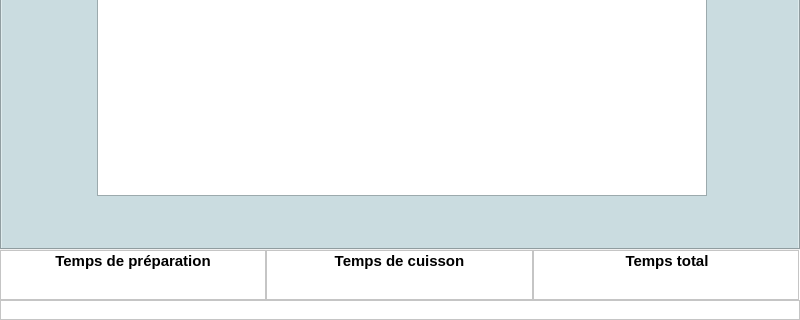
This is LecteurRecette/presentation.ui in Azarote/ProjetIHMDutSem2 as Qt 5 draws it before an edit; both pictures show x 0 to 800 and y 280 to 600 of the 800 by 600 pixel window. The edited form follows.
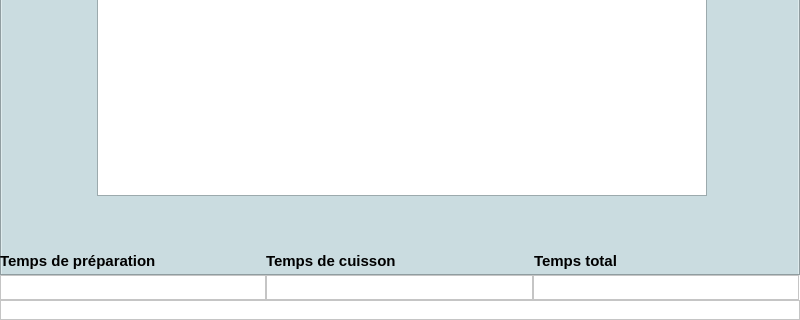
This is the edited form.

The edit to the form file:
```diff
--- a/LecteurRecette/presentation.ui
+++ b/LecteurRecette/presentation.ui
@@ -461,7 +461,7 @@
      <x>0</x>
      <y>0</y>
      <width>800</width>
-     <height>530</height>
+     <height>556</height>
     </rect>
    </property>
    <property name="palette">
@@ -1029,7 +1029,7 @@
     <string>Temps de préparation</string>
    </property>
    <property name="alignment">
-    <set>Qt::AlignCenter</set>
+    <set>Qt::AlignLeading|Qt::AlignLeft|Qt::AlignVCenter</set>
    </property>
   </widget>
   <widget class="QLabel" name="labelTpsCuisson">
@@ -1053,7 +1053,7 @@
     <string>Temps de cuisson</string>
    </property>
    <property name="alignment">
-    <set>Qt::AlignCenter</set>
+    <set>Qt::AlignLeading|Qt::AlignLeft|Qt::AlignVCenter</set>
    </property>
   </widget>
   <widget class="QLabel" name="labelTpsTotal">
@@ -1078,16 +1078,16 @@
     <string>Temps total</string>
    </property>
    <property name="alignment">
-    <set>Qt::AlignCenter</set>
+    <set>Qt::AlignLeading|Qt::AlignLeft|Qt::AlignVCenter</set>
    </property>
   </widget>
   <widget class="QListView" name="contenuTempsPrep">
    <property name="geometry">
     <rect>
      <x>0</x>
-     <y>530</y>
+     <y>555</y>
      <width>266</width>
-     <height>50</height>
+     <height>25</height>
     </rect>
    </property>
   </widget>
@@ -1105,9 +1105,9 @@
    <property name="geometry">
     <rect>
      <x>266</x>
-     <y>530</y>
+     <y>555</y>
      <width>267</width>
-     <height>50</height>
+     <height>25</height>
     </rect>
    </property>
   </widget>
@@ -1115,12 +1115,13 @@
    <property name="geometry">
     <rect>
      <x>533</x>
-     <y>530</y>
+     <y>555</y>
      <width>266</width>
-     <height>50</height>
+     <height>25</height>
     </rect>
    </property>
   </widget>
+  <zorder>Onglets</zorder>
   <zorder>contenuTempsTotal</zorder>
   <zorder>contenuTempsCuisson</zorder>
   <zorder>contenuURL</zorder>
@@ -1128,7 +1129,6 @@
   <zorder>labelTpsPreparation</zorder>
   <zorder>labelTpsCuisson</zorder>
   <zorder>labelTpsTotal</zorder>
-  <zorder>Onglets</zorder>
  </widget>
  <resources/>
  <connections/>
```
